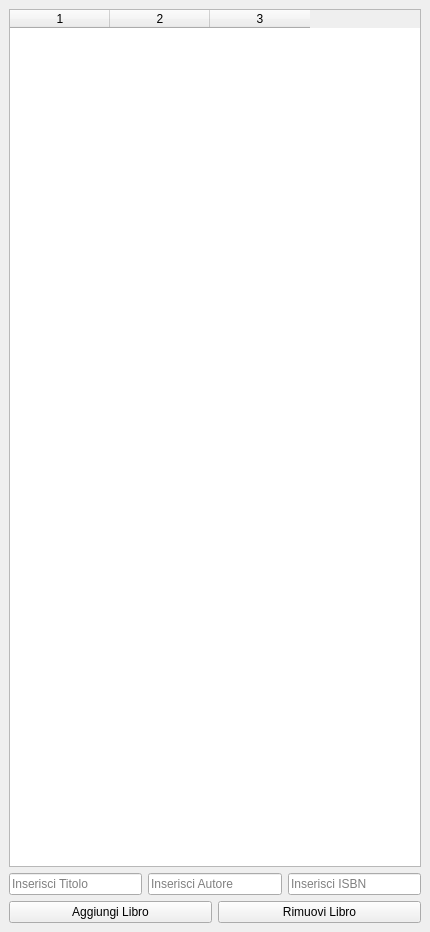
Before: the Qt Designer form View/mainwindow.ui in SimoneBuccolieri/Library-CppQt, drawn with Qt 5.
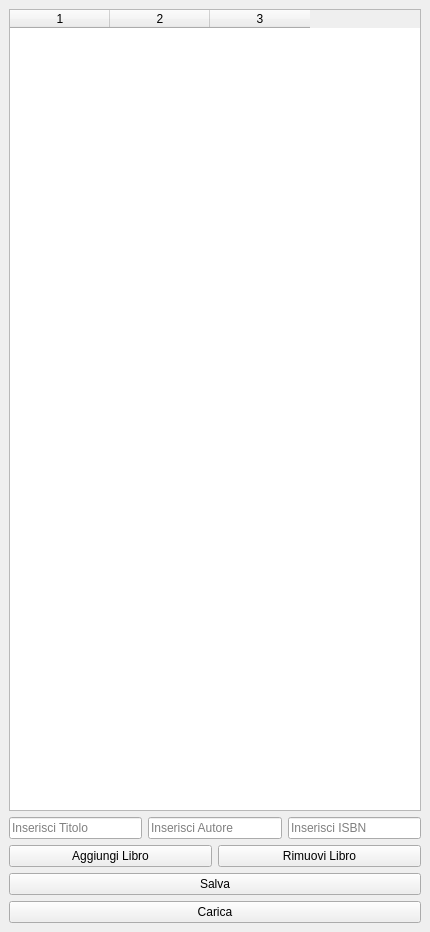
After: the same form once the commit is applied.

What changed in the file:
```diff
--- a/View/mainwindow.ui
+++ b/View/mainwindow.ui
@@ -65,6 +65,20 @@
       </item>
      </layout>
     </item>
+    <item>
+     <widget class="QPushButton" name="btnSalva">
+      <property name="text">
+       <string>Salva</string>
+      </property>
+     </widget>
+    </item>
+    <item>
+     <widget class="QPushButton" name="btnCarica">
+      <property name="text">
+       <string>Carica</string>
+      </property>
+     </widget>
+    </item>
    </layout>
   </widget>
  </widget>
```
